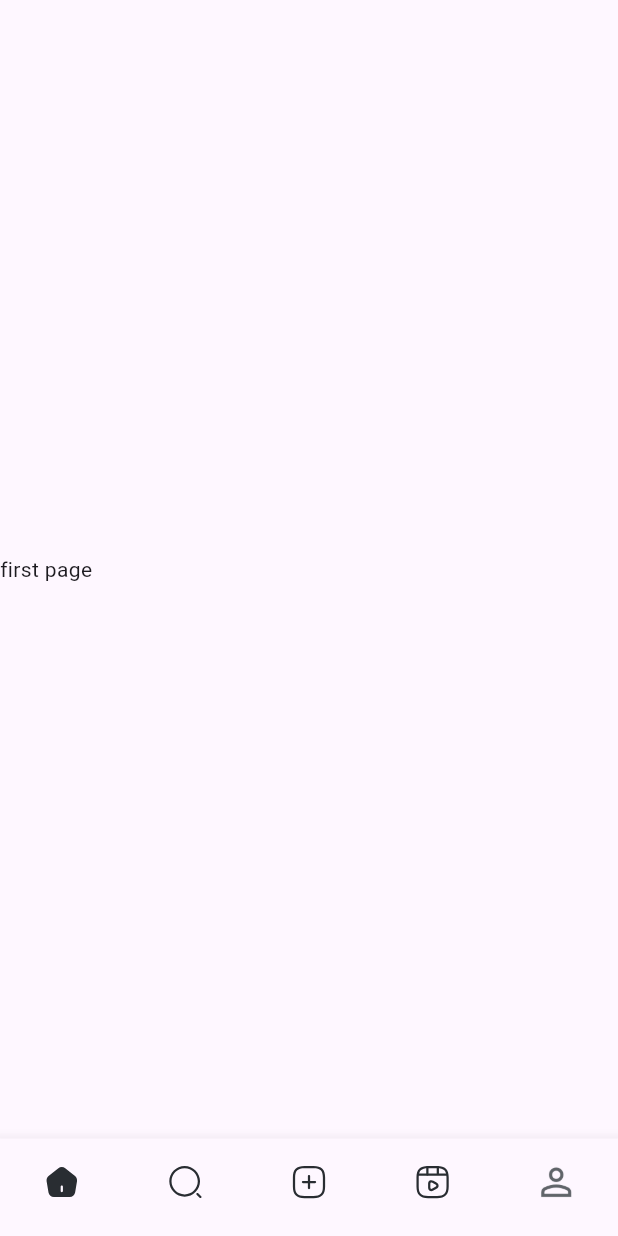
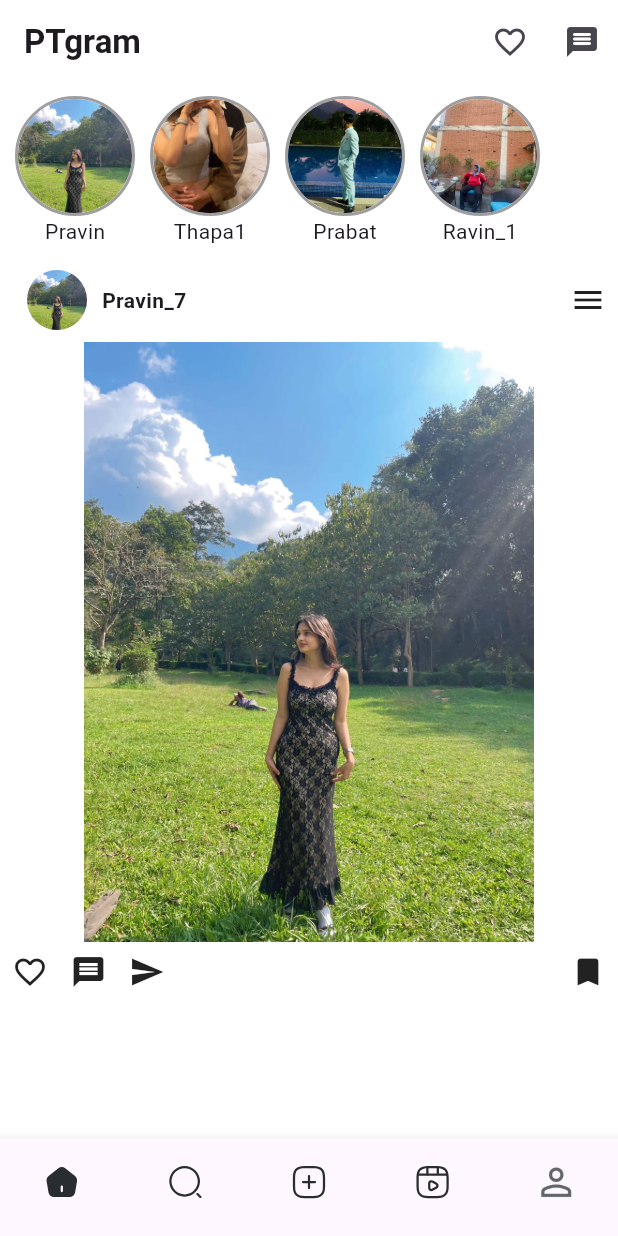
Before and after one commit to pravinthapa/PTGRAM_220371, a Flutter app: the HomePage screen opened directly, on a phone screen of 412 x 824 dp. Run offline on Flutter 3.47's test engine with Material 3 defaults, Android fonts, the phone set to English and light mode, and no system bars; our stand-ins replace flutter_svg.

Commit message:
onboarding
homepagechanged

```diff
--- a/lib/main.dart
+++ b/lib/main.dart
@@ -1,5 +1,5 @@
 import 'package:flutter/material.dart';
-import 'package:prabin/screens/onboarding_screen.dart';
+import 'package:prabin/core.theme/theme.dart';
 import 'package:prabin/splash_screen/splash_screen.dart';
 
 void main() {
@@ -14,9 +14,7 @@ class MyApp extends StatelessWidget {
     return MaterialApp(
       debugShowCheckedModeBanner: false,
       title: 'My App',
-      theme: ThemeData(
-        primarySwatch: Colors.blue,
-      ),
+      theme: getApplicationTheme(),
       home: SplashScreen(),
     );
   }
--- a/lib/onboarding/first_page.dart
+++ b/lib/onboarding/first_page.dart
@@ -11,13 +11,116 @@ class _FirstPageState extends State<FirstPage> {
   @override
   Widget build(BuildContext context) {
     return Scaffold(
+      appBar: AppBar(
+        title: Text(
+          "PTgram",
+          style: TextStyle(fontWeight: FontWeight.bold),
+        ),
+        actions: [
+          IconButton(onPressed: () {}, icon: Icon(Icons.favorite_outline)),
+          IconButton(onPressed: () {}, icon: Icon(Icons.message_rounded))
+        ],
+      ),
       body: Column(
         crossAxisAlignment: CrossAxisAlignment.center,
-        mainAxisAlignment: MainAxisAlignment.center,
         children: [
-          Text("first page"),
+          Padding(
+            padding: const EdgeInsets.symmetric(vertical: 8.0),
+            child: Row(
+              children: [
+                SizedBox(width: 10),
+                _buildAvatarWithBorder("assets/images/upama.jpg", "Pravin"),
+                SizedBox(width: 10),
+                _buildAvatarWithBorder("assets/images/pra7.jpg", "Thapa1"),
+                SizedBox(width: 10),
+                _buildAvatarWithBorder("assets/images/vin.jpg", "Prabat"),
+                SizedBox(width: 10),
+                _buildAvatarWithBorder("assets/images/ronaldo.jpg", "Ravin_1"),
+              ],
+            ),
+          ),
+          SizedBox(
+            height: 8,
+          ),
+          Column(
+            children: [
+              Padding(
+                padding: const EdgeInsets.symmetric(horizontal: 8.0),
+                child: Row(
+                  mainAxisAlignment: MainAxisAlignment.spaceBetween,
+                  children: [
+                    Row(
+                      children: [
+                        SizedBox(width: 10),
+                        CircleAvatar(
+                          backgroundImage:
+                              AssetImage("assets/images/upama.jpg"),
+                        ),
+                        SizedBox(width: 10),
+                        Column(
+                          children: [
+                            Text(
+                              ("Pravin_7"),
+                              style: TextStyle(fontWeight: FontWeight.w700),
+                            ),
+                            // CircleAvatar(),
+                          ],
+                        )
+                      ],
+                    ),
+                    Icon(Icons.menu),
+                  ],
+                ),
+              ),
+              SizedBox(
+                height: 8,
+              ),
+              Image.asset(
+                "assets/images/upama.jpg",
+                fit: BoxFit.cover,
+                width: 300,
+              ),
+              Padding(
+                padding: const EdgeInsets.all(8.0),
+                child: Row(
+                  children: [
+                    Icon(Icons.favorite_outline),
+                    SizedBox(width: 15),
+                    Icon(Icons.message),
+                    SizedBox(width: 15),
+                    Icon(Icons.send),
+                    Spacer(),
+                    Icon(Icons.bookmark)
+                  ],
+                ),
+              )
+            ],
+          )
         ],
       ),
     );
   }
+
+  Widget _buildAvatarWithBorder(String imagePath, String name) {
+    return Column(
+      children: [
+        Container(
+          width: 80, // Slightly larger than the CircleAvatar's diameter
+          height: 80,
+          decoration: BoxDecoration(
+            shape: BoxShape.circle,
+            border: Border.all(
+              color: Colors.grey, // Gray border color
+              width: 2.0, // Border thickness
+            ),
+          ),
+          child: CircleAvatar(
+            radius: 40,
+            backgroundImage: AssetImage(imagePath),
+          ),
+        ),
+        Text(name),
+      ],
+    );
+  }
 }
```
